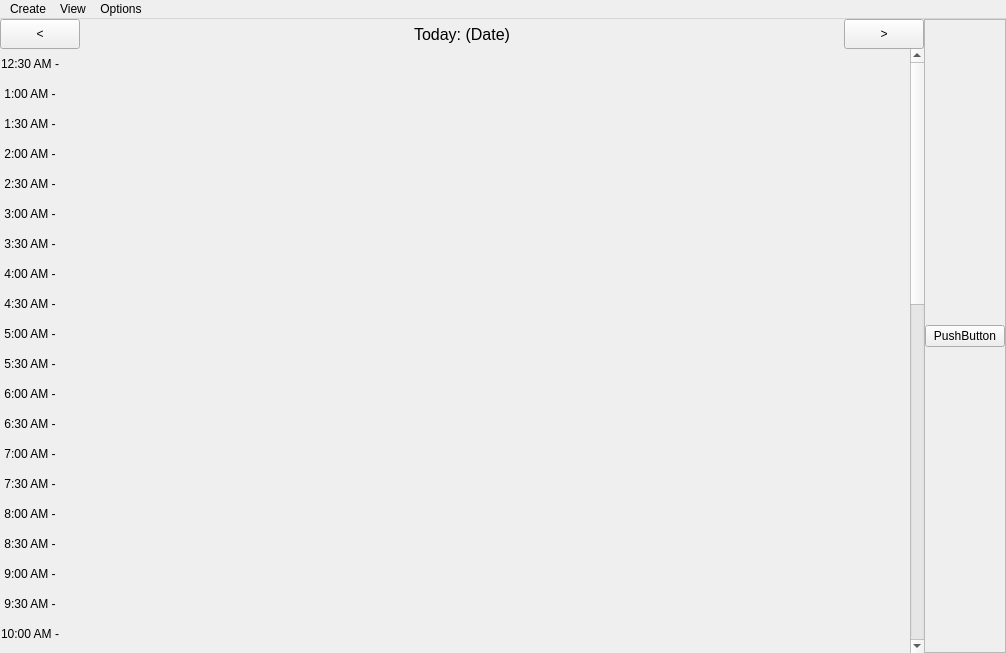
Qt form Torg/torg.ui (Tiane-Maestas/Torg) before a commit.
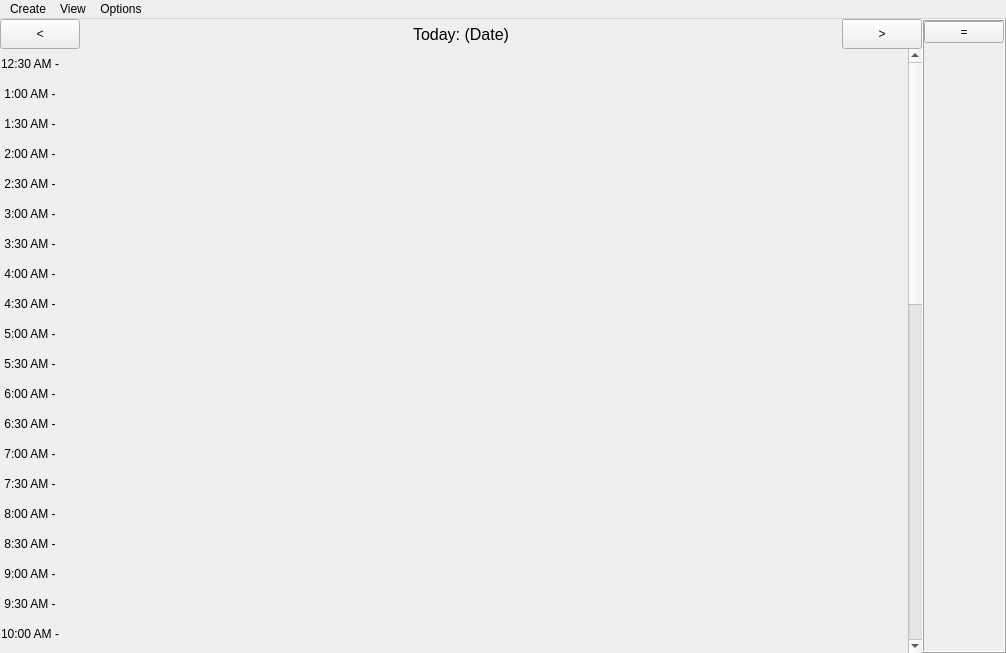
The same form after that commit. The open tabs and pages were chosen to show the change.

Commit message: Implemented the first version of the side bar animation

What changed in the file:
```diff
--- a/Torg/torg.ui
+++ b/Torg/torg.ui
@@ -153,8 +153,8 @@
              <property name="geometry">
               <rect>
                <x>0</x>
-               <y>-556</y>
-               <width>908</width>
+               <y>0</y>
+               <width>118</width>
                <height>1536</height>
               </rect>
              </property>
@@ -6317,17 +6317,17 @@
       </widget>
      </widget>
     </item>
-    <item alignment="Qt::AlignHCenter">
-     <widget class="QFrame" name="frame">
+    <item>
+     <widget class="QFrame" name="SideMenuFrame">
       <property name="sizePolicy">
-       <sizepolicy hsizetype="Expanding" vsizetype="Expanding">
+       <sizepolicy hsizetype="Fixed" vsizetype="Expanding">
         <horstretch>0</horstretch>
         <verstretch>0</verstretch>
        </sizepolicy>
       </property>
       <property name="minimumSize">
        <size>
-        <width>50</width>
+        <width>51</width>
         <height>0</height>
        </size>
       </property>
@@ -6338,7 +6338,7 @@
        </size>
       </property>
       <property name="frameShape">
-       <enum>QFrame::StyledPanel</enum>
+       <enum>QFrame::Box</enum>
       </property>
       <property name="frameShadow">
        <enum>QFrame::Raised</enum>
@@ -6360,12 +6360,31 @@
         <number>0</number>
        </property>
        <item>
-        <widget class="QPushButton" name="pushButton">
+        <widget class="QPushButton" name="sideMenuToggleButton">
+         <property name="sizePolicy">
+          <sizepolicy hsizetype="Expanding" vsizetype="Fixed">
+           <horstretch>0</horstretch>
+           <verstretch>0</verstretch>
+          </sizepolicy>
+         </property>
          <property name="text">
-          <string>PushButton</string>
+          <string>=</string>
          </property>
         </widget>
        </item>
+       <item>
+        <spacer name="verticalSpacer_5">
+         <property name="orientation">
+          <enum>Qt::Vertical</enum>
+         </property>
+         <property name="sizeHint" stdset="0">
+          <size>
+           <width>20</width>
+           <height>40</height>
+          </size>
+         </property>
+        </spacer>
+       </item>
       </layout>
      </widget>
     </item>
```
Left out of the diff: 2 changed lines with no effect on the pictures. The commit also changes 5 other files.
